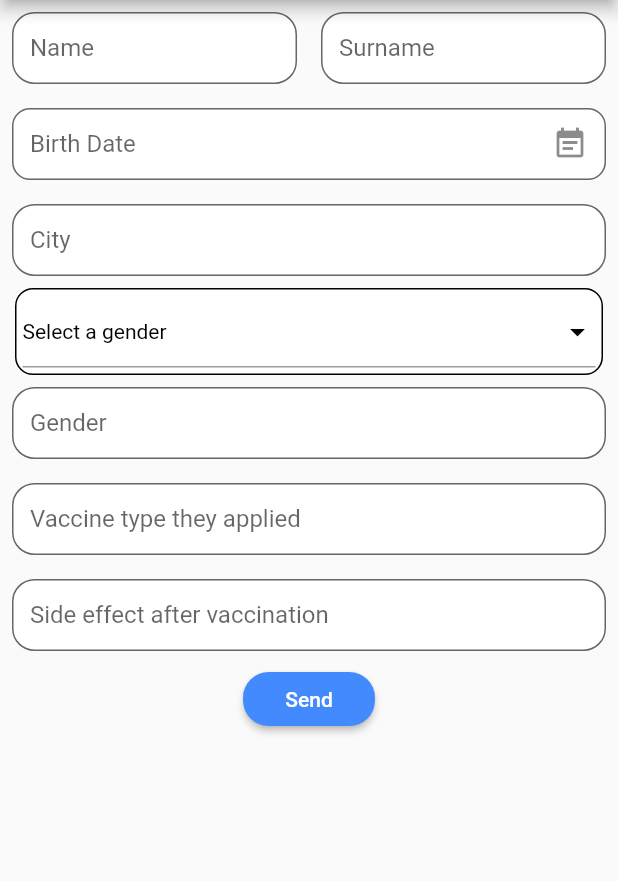
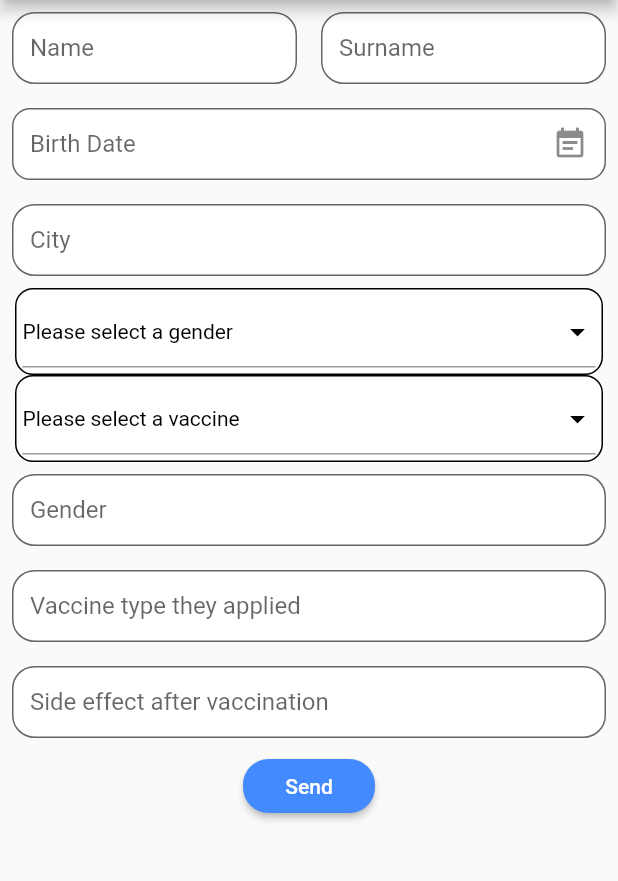
Before and after one commit to meryemefe/CS458-Project2, a Flutter app: the screen it shows after launch, on a phone screen of 412 x 824 dp, the part 84-965 px from its top. Run offline on Flutter 3.47's test engine with Material 2 defaults, Android fonts, the phone set to English and light mode, and no system bars; drawn by our look-alikes of date_field.

Commit message:
vaccine type drop down is added

```diff
--- a/MobileApp/lib/main.dart
+++ b/MobileApp/lib/main.dart
@@ -1,8 +1,9 @@
 import 'dart:async';
-import 'dart:html';
+//import 'dart:html';
 
 import 'package:flutter/material.dart';
 import 'package:date_field/date_field.dart';
+import 'package:flutter/rendering.dart';
 
 void main() {
   runApp(SurveyApp());
@@ -29,10 +30,91 @@ class SurveyForm extends StatefulWidget {
   @override
   _SurveyFormState createState() => _SurveyFormState();
 }
+class CustomRow extends StatefulWidget {
+  String emptyValue;
+  final Function validator;
+  List<String> items;
+  CustomRow({this.emptyValue, this.validator, this.items});
+  @override
+  _CustomRowState createState() => _CustomRowState(emptyValue: emptyValue, validator: validator, items: items);
+}
+/*
+* (String value){
+              if (value == 'Select a gender'){
+                return 'Please select a gender';
+              }else{
+                return null;
+              }
+            },
+            *
+            *
+            *
+            * <String>[
+              'Select a gender',
+              'Male',
+              'Female'
+            ]
+* */
+class _CustomRowState extends State<CustomRow>{
+  String emptyValue;
+  String chosenValue;
+  final Function validator;
+  List<String> items;
+//  'Select a gender',
+//  'Male',
+//  'Female'
+//  ];
+  _CustomRowState({this.emptyValue, this.validator, this.items});
+  @override
+  Widget build(BuildContext context){
+    //chosenValue = emptyValue;
+    chosenValue = emptyValue;
+    return Row(
+        crossAxisAlignment: CrossAxisAlignment.start,
+        children: <Widget>  [Container(
+          alignment: Alignment.center,
+          padding: EdgeInsets.all(4.0),
+          margin: const EdgeInsets.only(left: 10.0),
+          width: MediaQuery.of(context).size.width - 20,
+          decoration: BoxDecoration(
+            borderRadius: BorderRadius.circular(12.0),
+            border: Border.all(color: Colors.black),
+            color: Colors.white,
+          ),
+          child: DropdownButtonFormField<String>(
+            isExpanded: true,
+            focusColor:Colors.white,
+            value: chosenValue,
+            style: TextStyle(color: Colors.white),
+            iconEnabledColor:Colors.black,
+            items: items.map<DropdownMenuItem<String>>((String value) {
+              return DropdownMenuItem<String>(
+                value: value,
+                child: Text(value,style:TextStyle(color:Colors.black),),
+              );
+            }).toList(),
+//            hint:Text(
+//              "Please choose a langauage",
+//              style: TextStyle(
+//                  color: Colors.black,
+//                  fontSize: 14,
+//                  fontWeight: FontWeight.w500),
+//            ),
+            validator: validator,
+            onChanged: (String value) {
+              setState(() {
+                chosenValue = value;
+              });
+            },
+          ),
+        ),]
+    );
+  }
+}
 
 class _SurveyFormState extends State<SurveyForm> {
   final _surveyFormKey = GlobalKey<FormState>();
-  String _chosenValue = 'Select a gender';
+
   @override
   Widget build(BuildContext context) {
     final halfScreenWidth = MediaQuery.of(context).size.width / 2.0;
@@ -104,56 +186,14 @@ class _SurveyFormState extends State<SurveyForm> {
             hintText: "City",
             validator: null,
           ),
-          Row(
-              crossAxisAlignment: CrossAxisAlignment.start,
-            children: <Widget>  [Container(
-              alignment: Alignment.center,
-              padding: EdgeInsets.all(4.0),
-              margin: const EdgeInsets.only(left: 10.0),
-              width: MediaQuery.of(context).size.width - 20,
-              decoration: BoxDecoration(
-                borderRadius: BorderRadius.circular(12.0),
-                border: Border.all(color: Colors.black),
-                color: Colors.white,
-              ),
-              child: DropdownButtonFormField<String>(
-                isExpanded: true,
-                focusColor:Colors.white,
-                value: _chosenValue,
-                style: TextStyle(color: Colors.white),
-                iconEnabledColor:Colors.black,
-                items: <String>[
-                  'Select a gender',
-                  'Male',
-                  'Female'
-                ].map<DropdownMenuItem<String>>((String value) {
-                  return DropdownMenuItem<String>(
-                    value: value,
-                    child: Text(value,style:TextStyle(color:Colors.black),),
-                  );
-                }).toList(),
-                hint:Text(
-                  "Please choose a langauage",
-                  style: TextStyle(
-                      color: Colors.black,
-                      fontSize: 14,
-                      fontWeight: FontWeight.w500),
-                ),
-                validator: (String value){
-                  if (value == 'Select a gender'){
-                    return 'Please select a gender';
-                  }else{
-                    return null;
-                  }
-                },
-                onChanged: (String value) {
-                  setState(() {
-                    _chosenValue = value;
-                  });
-                },
-              ),
-            ),]
-          ),
+          CustomRow(
+              emptyValue:'Please select a gender',
+              validator: (String value) =>  (value == 'Please select a gender') ? 'Please select a gender' : null,
+              items: ['Please select a gender','Male', 'Female']),
+          CustomRow(
+              emptyValue:'Please select a vaccine',
+              validator: (String value) =>  (value == 'Please select a vaccine') ? 'Please select a vaccine' : null,
+              items: ['Please select a vaccine','Germany', 'China', 'US', 'Turkey']),
           CustomTextFormField(
             hintText: "Gender", // BURAYA DROPDOWN KOYULACAK MALE FEMALE OTHER
             validator: null,
```
